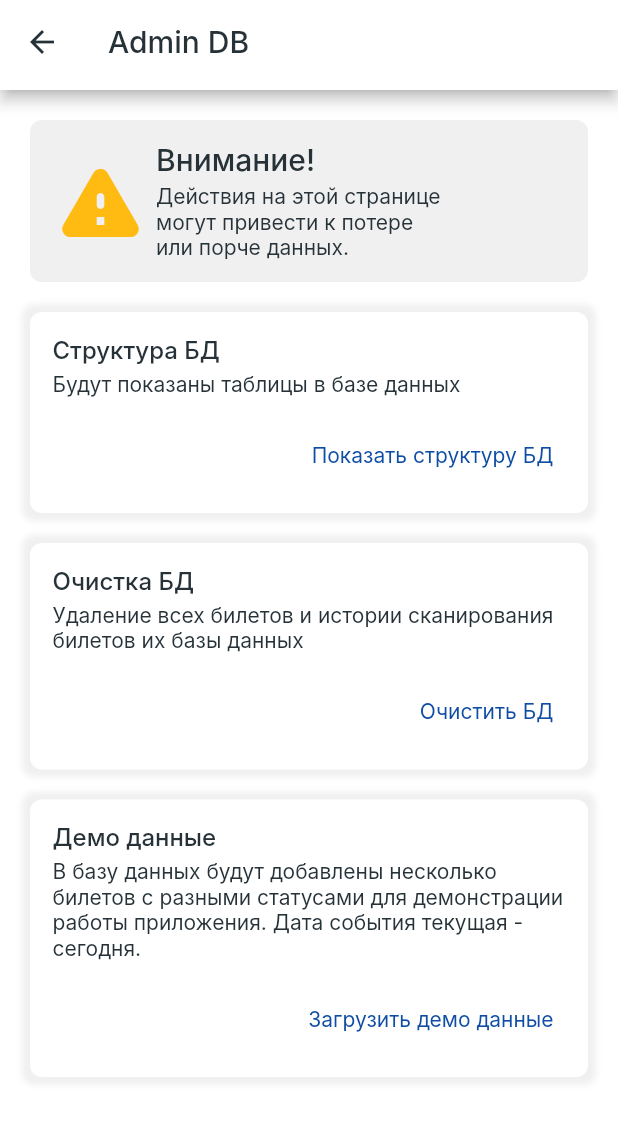
After one commit to vgadzh/flutter_ticket_check, a Flutter app: the screen it shows after launch, item 3 of the bottom bar chosen, after a tap on "Admin DB", on a phone screen of 412 x 824 dp. The commit adds this screen. Shown: the top 1121 px of the screen. Run offline on Flutter 3.47's test engine with Material 2 defaults, Android fonts, the phone set to English and light mode, and no system bars; our stand-ins replace sqflite; missing offline and left inert: flutter_barcode_scanner; accounts and stored records are empty; Roboto replaces fonts that are missing (Inter).

Commit message:
Admin functions added Get DB schema to new InfoScreen

```diff
--- /dev/null
+++ b/lib/screen/admin_db_screen.dart
@@ -0,0 +1,106 @@
+import 'package:flutter/material.dart';
+import 'package:flutter_ticket_check/screen/text_info_screen.dart';
+import 'package:flutter_ticket_check/services/ticket_service.dart';
+import 'package:flutter_ticket_check/utils/app_styles.dart';
+import 'package:flutter_ticket_check/widget/header_text_button_card.dart';
+import 'package:flutter_ticket_check/widget/my_app_bar.dart';
+
+class AdminDbScreen extends StatefulWidget {
+  const AdminDbScreen({super.key});
+
+  @override
+  State<AdminDbScreen> createState() => _AdminDbScreenState();
+}
+
+class _AdminDbScreenState extends State<AdminDbScreen> {
+  late final TicketService _ticketService;
+
+  @override
+  void initState() {
+    _ticketService = TicketService();
+    super.initState();
+  }
+
+  @override
+  Widget build(BuildContext context) {
+    return Scaffold(
+      appBar: const MyAppBar(title: 'Admin DB'),
+      backgroundColor: Styles.lightColor,
+      body: ListView(
+        padding: const EdgeInsets.all(20),
+        children: [
+          // Attention
+          Container(
+            padding: const EdgeInsets.all(15),
+            decoration: BoxDecoration(
+                color: Styles.shadeColor,
+                borderRadius: const BorderRadius.all(Radius.circular(8))),
+            child: Row(
+              children: [
+                Icon(
+                  Icons.warning_rounded,
+                  size: 64,
+                  color: Styles.tretiaryColor,
+                ),
+                const SizedBox(width: 5),
+                Column(
+                  mainAxisAlignment: MainAxisAlignment.start,
+                  crossAxisAlignment: CrossAxisAlignment.start,
+                  children: [
+                    Text(
+                      'Внимание!',
+                      style: Styles.h6,
+                    ),
+                    const SizedBox(
+                      height: 3,
+                    ),
+                    Container(
+                      child: Text(
+                        'Действия на этой странице \nмогут привести к потере \nили порче данных. ',
+                        style: Styles.subtitleTextStyle,
+                      ),
+                    ),
+                  ],
+                ),
+              ],
+            ),
+          ),
+          const SizedBox(height: 20),
+          // Admin functions
+          //Show DB tables
+          HeaderTextButtonCard(
+            header: 'Структура БД',
+            text: 'Будут показаны таблицы в базе данных',
+            textButton: 'Показать структуру БД',
+            onPressed: () async {
+              final text = await _ticketService.getDbInfo();
+              if (!mounted) return;
+              Navigator.push(
+                  context,
+                  MaterialPageRoute(
+                      builder: ((context) => TextInfoScreen(text: text))));
+            },
+          ),
+          const SizedBox(height: 20),
+          // Clean ticket DB
+          HeaderTextButtonCard(
+            header: 'Очистка БД',
+            text:
+                'Удаление всех билетов и истории сканирования билетов их базы данных',
+            textButton: 'Очистить БД',
+            onPressed: () {},
+          ),
+          const SizedBox(height: 20),
+          // Fill DB with demo data
+          HeaderTextButtonCard(
+            header: 'Демо данные',
+            text:
+                'В базу данных будут добавлены несколько билетов с разными статусами для демонстрации работы приложения. Дата события текущая - сегодня.',
+            textButton: 'Загрузить демо данные',
+            onPressed: () {},
+          ),
+        ],
+      ),
+    );
+  }
+}
--- a/lib/screen/more_screen.dart
+++ b/lib/screen/more_screen.dart
@@ -1,4 +1,5 @@
 import 'package:flutter/material.dart';
+import 'package:flutter_ticket_check/screen/admin_db_screen.dart';
 import 'package:flutter_ticket_check/utils/app_styles.dart';
 
 class MoreScreen extends StatelessWidget {
@@ -9,13 +10,22 @@ class MoreScreen extends StatelessWidget {
     return Scaffold(
       backgroundColor: Styles.lightColor,
       body: ListView(
-        children: const [
-          Text('More Screen'),
-          Text('Reports'),
-          Text('Functions'),
-          Text('About'),
-          Text('Info'),
-          Text('Settings'),
+        children: [
+          const Text('More Screen'),
+          const Text('Reports'),
+          const Text('Functions'),
+          const Text('About'),
+          const Text('Info'),
+          const Text('Settings'),
+          TextButton(
+            onPressed: () {
+              Navigator.push(
+                  context,
+                  MaterialPageRoute(
+                      builder: ((context) => const AdminDbScreen())));
+            },
+            child: const Text('Admin DB'),
+          ),
         ],
       ),
     );
--- /dev/null
+++ b/lib/screen/text_info_screen.dart
@@ -0,0 +1,22 @@
+import 'package:flutter/material.dart';
+import 'package:flutter_ticket_check/utils/app_styles.dart';
+import 'package:flutter_ticket_check/widget/my_app_bar.dart';
+
+class TextInfoScreen extends StatelessWidget {
+  final String text;
+  const TextInfoScreen({super.key, required this.text});
+
+  @override
+  Widget build(BuildContext context) {
+    return Scaffold(
+      appBar: const MyAppBar(title: 'Инфо'),
+      backgroundColor: Styles.lightColor,
+      body: ListView(padding: const EdgeInsets.all(20), children: [
+        Text(
+          text,
+          style: Styles.subtitleTextStyle,
+        ),
+      ]),
+    );
+  }
+}
--- /dev/null
+++ b/lib/services/admin_service.dart
@@ -0,0 +1,11 @@
+import 'package:flutter_ticket_check/services/ticket_service.dart';
+
+class AdminService {
+  static clearDb() async {
+    final ticketService = TicketService();
+    //delete tickets
+    await ticketService.deleteAllTickets();
+    //delete ticket history
+    await ticketService.deleteAllTicketHistory();
+  }
+}
--- a/lib/services/ticket_service.dart
+++ b/lib/services/ticket_service.dart
@@ -65,6 +65,12 @@ class TicketService {
     await db.delete(ticketTable);
   }
 
+  Future<void> deleteAllTicketHistory() async {
+    await _ensureDbIsOpen();
+    final db = _getDatabaseOrThrow();
+    await db.delete(ticketHistoryTable);
+  }
+
   Future<Ticket> getTicket({required ticketNumber}) async {
     await _ensureDbIsOpen();
     final db = _getDatabaseOrThrow();
@@ -85,6 +91,18 @@ class TicketService {
     } else {
       return Ticket.fromRow(tickets.first);
     }
+  }
+
+  Future<String> getDbInfo() async {
+    await _ensureDbIsOpen();
+    final db = _getDatabaseOrThrow();
+    final result = await db.query(
+      'sqlite_master',
+      columns: ['type', 'name'],
+      where: 'type=?',
+      whereArgs: ['table'],
+    );
+    return result.toString();
   }
 
   static String getTicketStatusDescription({required TicketStatus status}) {
@@ -139,7 +157,7 @@ class Ticket {
 
 const dbName = 'tickets.db';
 const ticketTable = 'ticket';
-const ticketHistoryTablet = 'ticket_history';
+const ticketHistoryTable = 'ticket_history';
 const createTicketTable = '''
 CREATE TABLE IF NOT EXISTS "ticket" (
 	"id"	INTEGER,
--- /dev/null
+++ b/lib/widget/header_text_button_card.dart
@@ -0,0 +1,64 @@
+import 'package:flutter/material.dart';
+import 'package:flutter_ticket_check/utils/app_styles.dart';
+
+class HeaderTextButtonCard extends StatelessWidget {
+  final String header;
+  final String text;
+  final String textButton;
+
+  final Function() onPressed;
+
+  const HeaderTextButtonCard({
+    super.key,
+    required this.header,
+    required this.text,
+    required this.textButton,
+    required this.onPressed,
+  });
+
+  @override
+  Widget build(BuildContext context) {
+    return Container(
+      decoration: BoxDecoration(
+        borderRadius: const BorderRadius.all(Radius.circular(8)),
+        color: Styles.lightColor,
+        boxShadow: [
+          BoxShadow(
+            color: Styles.shadeColor,
+            blurRadius: 3,
+            spreadRadius: 5,
+          ),
+        ],
+      ),
+      padding: const EdgeInsets.all(15),
+      child: Column(
+          mainAxisAlignment: MainAxisAlignment.start,
+          crossAxisAlignment: CrossAxisAlignment.start,
+          children: [
+            Text(
+              header,
+              style:
+                  Styles.bodyTextStyle1.copyWith(fontWeight: FontWeight.w500),
+            ),
+            const SizedBox(height: 5),
+            Text(
+              text,
+              style: Styles.subtitleTextStyle,
+            ),
+            const SizedBox(height: 15),
+            Row(
+              mainAxisAlignment: MainAxisAlignment.end,
+              children: [
+                TextButton(
+                    onPressed: onPressed,
+                    child: Text(
+                      textButton,
+                      style: Styles.subtitleTextStyle
+                          .copyWith(color: Styles.primaryColor),
+                    )),
+              ],
+            ),
+          ]),
+    );
+  }
+}
```
